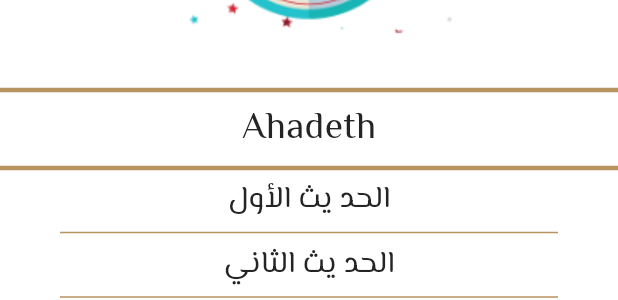
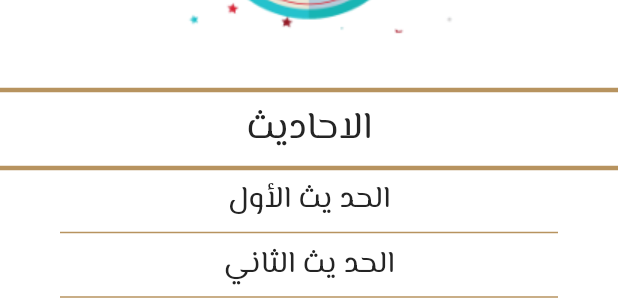
Before and after one commit to ahs25001/islame, a Flutter app: the Hadeth widget shown alone on an empty page, opened directly, on a phone screen of 412 x 824 dp. Shown: the part 300-600 px from the top of the screen. Run offline on Flutter 3.47's test engine with Material 3 defaults, Android fonts, the phone set to English and light mode, and no system bars; our stand-ins replace audioplayers, google_fonts, shared_preferences; accounts and stored records are empty; generated files the repository leaves out were written again; network calls fail.

Commit message:
end hadeth screen and fix bug in theming and local

```diff
--- a/lib/main.dart
+++ b/lib/main.dart
@@ -1,8 +1,5 @@
 import 'package:flutter/material.dart';
-import 'package:flutter/services.dart';
-import 'package:flutter_localizations/flutter_localizations.dart';
 import 'package:islame2/providers/home_provider.dart';
-import 'package:islame2/providers/sura_provider.dart';
 import 'package:islame2/screens/hadeth_ditales_screen.dart';
 import 'package:islame2/sheard/style/themes/myThame.dart';
 import 'package:islame2/providers/my_provider.dart';
@@ -13,25 +10,25 @@ import 'screens/home_screen.dart';
 
 void main() async{
   WidgetsFlutterBinding.ensureInitialized();
-  SystemChrome.setEnabledSystemUIMode(SystemUiMode.immersiveSticky);
   var provider=MyProvider();
   await provider.loadTheme();
   await provider.loadLocal();
   runApp(MultiProvider(
     providers: [
-     ChangeNotifierProvider(create: (context) => MyProvider(),),
+     ChangeNotifierProvider.value(value: provider,),
      ChangeNotifierProvider(create: (context) => HomeProvider(),),
     ],
       child: MyApp()));
 }
 
 class MyApp extends StatelessWidget {
-  const MyApp({super.key});
+   MyApp({super.key});
 
   @override
   Widget build(BuildContext context) {
     var provider=Provider.of<MyProvider>(context);
-
+    print("local = ${provider.local}+++++++++++++++++++++++++++++");
+    print("theme = ${provider.mode}+++++++++++++++++++++++++++++");
     return MaterialApp(
       localizationsDelegates: AppLocalizations.localizationsDelegates,
       supportedLocales: AppLocalizations.supportedLocales,
--- a/lib/providers/hadeth_provider.dart
+++ /dev/null
@@ -1,20 +0,0 @@
-import 'package:flutter/services.dart';
-import 'package:flutter/widgets.dart';
-
-import '../models/hadethModel.dart';
-
-class HadethProvider extends ChangeNotifier{
-  List<HadethModel> ahadeth = [];
-
-  lodeAhadeth() async {
-    String hadethFile = await rootBundle.loadString("assets/files/ahadeth.txt");
-    List<String> hadeth = hadethFile.split("#");
-    for (int i = 0; i < hadeth.length; i++) {
-      List<String> hadethLiens = hadeth[i].trim().split("\n");
-      String title = hadethLiens[0];
-      hadethLiens.removeAt(0);
-      ahadeth.add(HadethModel(title: title, body: hadethLiens));
-     notifyListeners();
-    }
-  }
-}
--- a/lib/providers/home_provider.dart
+++ b/lib/providers/home_provider.dart
@@ -3,6 +3,7 @@ import 'package:flutter/material.dart';
 import 'package:flutter/services.dart';
 
 import '../models/ResponseApi.dart';
+import '../models/hadethModel.dart';
 
 class HomeProvider extends ChangeNotifier {
   int currentIndex = 0;
@@ -16,13 +17,27 @@ class HomeProvider extends ChangeNotifier {
   List<RadioData> radios = [];
   /// Quran tab
   List<String> view = [];
-
   void lodFile(int index) async {
     String sura = await rootBundle.loadString("assets/files/${index + 1}.txt");
     List<String> aya = sura.trim().split("\n");
     view = aya;
     notifyListeners();
   }
+  /// Hadeth tab
+  List<HadethModel> ahadeth = [];
+
+  lodeAhadeth() async {
+    String hadethFile = await rootBundle.loadString("assets/files/ahadeth.txt");
+    List<String> hadeth = hadethFile.split("#");
+    for (int i = 0; i < hadeth.length; i++) {
+      List<String> hadethLiens = hadeth[i].trim().split("\n");
+      String title = hadethLiens[0];
+      hadethLiens.removeAt(0);
+      ahadeth.add(HadethModel(title: title, body: hadethLiens));
+      notifyListeners();
+    }
+  }
+  ///Radio tab
   void playNext() {
     if (indexOfRadio == radios.length-1) {
       indexOfRadio = 0;
--- a/lib/providers/sura_provider.dart
+++ /dev/null
@@ -1,6 +0,0 @@
-import 'package:flutter/cupertino.dart';
-import 'package:flutter/services.dart';
-
-class SuraProvider extends ChangeNotifier{
-
-}
--- a/lib/screens/tabs/hadeth_tab.dart
+++ b/lib/screens/tabs/hadeth_tab.dart
@@ -1,32 +1,22 @@
 import 'package:flutter/material.dart';
-import 'package:flutter/services.dart';
-import 'package:islame2/sheard/style/themes/myThame.dart';
-import 'package:islame2/providers/hadeth_provider.dart';
+import 'package:islame2/providers/home_provider.dart';
 import 'package:provider/provider.dart';
 
 import 'package:flutter_gen/gen_l10n/app_localizations.dart';
 
 import '../hadeth_ditales_screen.dart';
 
-class Hadeth extends StatefulWidget {
+class Hadeth extends StatelessWidget {
   static const String routName = 'hadeth';
 
   @override
-  State<Hadeth> createState() => _HadethState();
-}
-
-class _HadethState extends State<Hadeth> {
-  @override
   Widget build(BuildContext context) {
-    // if (ahadeth.isEmpty) {
-    //   lodeAhadeth();
-    // }
     return Padding(
       padding: const EdgeInsets.only(top: 33.0),
       child: ChangeNotifierProvider(
-        create: (context) => HadethProvider()..lodeAhadeth(),
+        create: (context) => HomeProvider()..lodeAhadeth(),
         builder: (context, child) {
-          var hadethProvider = Provider.of<HadethProvider>(context);
+          var hadethProvider = Provider.of<HomeProvider>(context);
           return Column(
             children: [
               Image.asset('assets/images/ahadeth_image.png'),
```
Also changed, not shown: lib/providers/RadioProvider.dart (deleted, +0 -8 lines), lib/screens/tabs/quran_tab.dart (+3 -6 lines), 1 other file.
